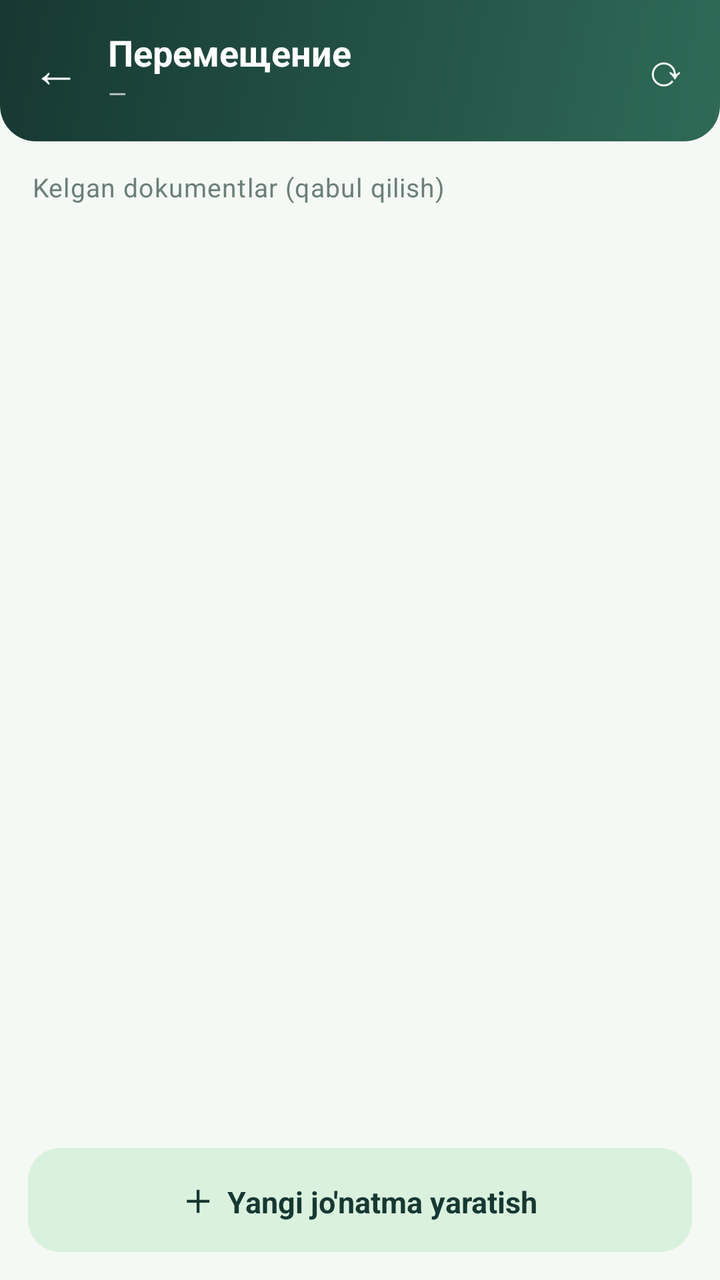
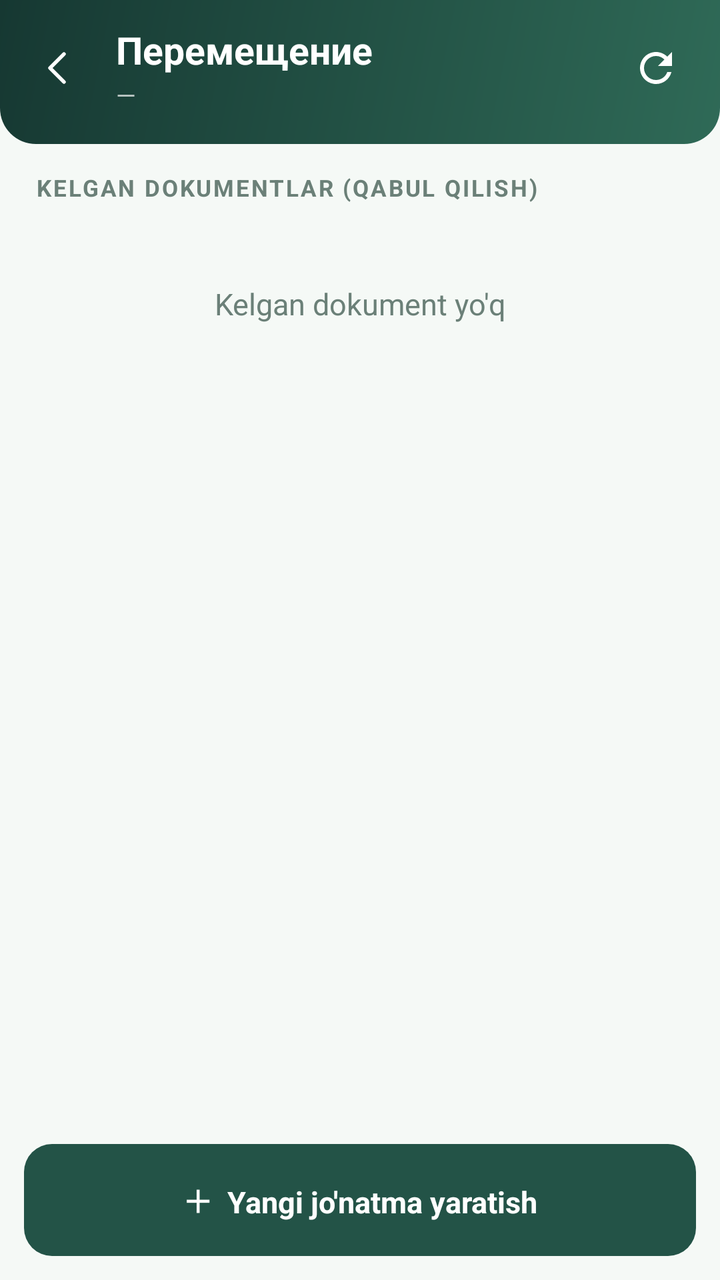

The first picture is an Android layout as it rendered before a commit; the second is the same layout after the commit. The layout source and the unified diff follow.
<!-- AndroidManifest.xml: application theme Theme.SevimliTZD -->
<!-- res/layout/activity_move_inbox.xml -->
<?xml version="1.0" encoding="utf-8"?>
<LinearLayout xmlns:android="http://schemas.android.com/apk/res/android"
    xmlns:app="http://schemas.android.com/apk/res-auto"
    android:layout_width="match_parent"
    android:layout_height="match_parent"
    android:orientation="vertical"
    android:background="@color/bg_light">

    <LinearLayout
        android:layout_width="match_parent"
        android:layout_height="wrap_content"
        android:orientation="horizontal"
        android:gravity="center_vertical"
        android:background="@drawable/bg_header"
        android:paddingStart="16dp"
        android:paddingEnd="16dp"
        android:paddingTop="14dp"
        android:paddingBottom="16dp">

        <TextView
            android:id="@+id/btnBack"
            android:layout_width="wrap_content"
            android:layout_height="wrap_content"
            android:text="←"
            android:textColor="@color/white"
            android:textSize="24sp"
            android:paddingEnd="14dp" />

        <LinearLayout
            android:layout_width="0dp"
            android:layout_height="wrap_content"
            android:layout_weight="1"
            android:orientation="vertical">

            <TextView
                android:layout_width="wrap_content"
                android:layout_height="wrap_content"
                android:text="Перемещение"
                android:textColor="@color/white"
                android:textSize="18sp"
                android:textStyle="bold" />

            <TextView
                android:id="@+id/headerStore"
                android:layout_width="wrap_content"
                android:layout_height="wrap_content"
                android:text="—"
                android:textColor="@color/white70"
                android:textSize="12sp" />
        </LinearLayout>

        <TextView
            android:id="@+id/btnRefresh"
            android:layout_width="wrap_content"
            android:layout_height="wrap_content"
            android:text="⟳"
            android:textColor="@color/white"
            android:textSize="22sp" />
    </LinearLayout>

    <TextView
        android:layout_width="wrap_content"
        android:layout_height="wrap_content"
        android:layout_marginStart="16dp"
        android:layout_marginTop="14dp"
        android:layout_marginBottom="4dp"
        android:text="Kelgan dokumentlar (qabul qilish)"
        android:textColor="@color/text_gray"
        android:textSize="13sp"
        android:letterSpacing="0.03" />

    <ProgressBar
        android:id="@+id/loading"
        android:layout_width="30dp"
        android:layout_height="30dp"
        android:layout_gravity="center_horizontal"
        android:layout_marginTop="20dp"
        android:indeterminateTint="@color/brand"
        android:visibility="gone" />

    <TextView
        android:id="@+id/emptyHint"
        android:layout_width="match_parent"
        android:layout_height="wrap_content"
        android:gravity="center"
        android:padding="30dp"
        android:text="Kelgan dokument yo'q"
        android:textColor="@color/text_gray"
        android:textSize="15sp"
        android:visibility="gone" />

    <ScrollView
        android:layout_width="match_parent"
        android:layout_height="0dp"
        android:layout_weight="1"
        android:overScrollMode="never">

        <LinearLayout
            android:id="@+id/list"
            android:layout_width="match_parent"
            android:layout_height="wrap_content"
            android:orientation="vertical"
            android:padding="12dp" />
    </ScrollView>

    <LinearLayout
        android:id="@+id/btnNew"
        android:layout_width="match_parent"
        android:layout_height="wrap_content"
        android:layout_margin="14dp"
        android:orientation="horizontal"
        android:gravity="center"
        android:background="@drawable/bg_action"
        android:clickable="true"
        android:focusable="true"
        android:paddingTop="15dp"
        android:paddingBottom="15dp">

        <TextView
            android:layout_width="wrap_content"
            android:layout_height="wrap_content"
            android:text="＋  Yangi jo'natma yaratish"
            android:textColor="@color/brand_dark"
            android:textSize="15sp"
            android:textStyle="bold" />
    </LinearLayout>
</LinearLayout>
<!-- resources referenced by this layout -->
<resources>
  <color name="bg_light">#F5F9F6</color>
  <color name="brand">#235347</color>
  <color name="brand_dark">#163832</color>
  <color name="text_gray">#6B8078</color>
  <color name="white">#FFFFFF</color>
  <color name="white70">#B3FFFFFF</color>
  <!-- drawable bg_action (drawable) -->
  <ripple xmlns:android="http://schemas.android.com/apk/res/android" android:color="#33820000">
      <item>
          <shape android:shape="rectangle">
              <solid android:color="@color/brand_tint" />
              <corners android:radius="16dp" />
          </shape>
      </item>
  </ripple>
  <color name="brand_tint">#DAF1DE</color>
  <color name="brand_soft">#2F6A57</color>
  <!-- drawable j_dialog_bg (drawable) -->
  <?xml version="1.0" encoding="utf-8"?>
  <shape xmlns:android="http://schemas.android.com/apk/res/android" android:shape="rectangle">
      <solid android:color="@color/white"/>
      <corners android:radius="20dp"/>
  </shape>
  <color name="text_dark">#051F20</color>
  <style name="JamlovDialogTitle" parent="android:TextAppearance.Material.DialogWindowTitle">
          <item name="android:textSize">19sp</item>
          <item name="android:textStyle">bold</item>
          <item name="android:textColor">@color/text_dark</item>
      </style>
  <style name="JamlovDialogBtn" parent="android:Widget.Material.Button.Borderless.Colored">
          <item name="android:textColor">@color/brand</item>
          <item name="android:textSize">16sp</item>
          <item name="android:textStyle">bold</item>
          <item name="android:textAllCaps">false</item>
          <item name="android:minHeight">52dp</item>
          <item name="android:minWidth">92dp</item>
      </style>
  <!-- unchanged entries left out for length: 3 -->
</resources>

<!-- the commit's change to res/layout/activity_move_inbox.xml (unified diff, before → after) -->
@@ -12,69 +12,63 @@
         android:orientation="horizontal"
         android:gravity="center_vertical"
         android:background="@drawable/bg_header"
-        android:paddingStart="16dp"
-        android:paddingEnd="16dp"
-        android:paddingTop="14dp"
-        android:paddingBottom="16dp">
+        android:paddingStart="6dp"
+        android:paddingEnd="8dp"
+        android:paddingTop="10dp"
+        android:paddingBottom="14dp">
 
-        <TextView
+        <ImageView
             android:id="@+id/btnBack"
-            android:layout_width="wrap_content"
-            android:layout_height="wrap_content"
-            android:text="←"
-            android:textColor="@color/white"
-            android:textSize="24sp"
-            android:paddingEnd="14dp" />
+            android:layout_width="48dp"
+            android:layout_height="48dp"
+            android:padding="12dp"
+            android:src="@drawable/j_ic_back"
+            app:tint="@color/white"
+            android:background="?attr/selectableItemBackgroundBorderless"
+            android:contentDescription="Orqaga" />
 
         <LinearLayout
             android:layout_width="0dp"
             android:layout_height="wrap_content"
             android:layout_weight="1"
+            android:layout_marginStart="4dp"
             android:orientation="vertical">
 
             <TextView
-                android:layout_width="wrap_content"
-                android:layout_height="wrap_content"
-                android:text="Перемещение"
-                android:textColor="@color/white"
-                android:textSize="18sp"
-                android:textStyle="bold" />
+                style="@style/J.HeadTitle"
+                android:text="Перемещение" />
 
             <TextView
                 android:id="@+id/headerStore"
-                android:layout_width="wrap_content"
-                android:layout_height="wrap_content"
-                android:text="—"
-                android:textColor="@color/white70"
-                android:textSize="12sp" />
+                style="@style/J.HeadSub"
+                android:layout_marginTop="1dp"
+                android:text="—" />
         </LinearLayout>
 
-        <TextView
+        <ImageView
             android:id="@+id/btnRefresh"
-            android:layout_width="wrap_content"
-            android:layout_height="wrap_content"
-            android:text="⟳"
-            android:textColor="@color/white"
-            android:textSize="22sp" />
+            android:layout_width="48dp"
+            android:layout_height="48dp"
+            android:padding="12dp"
+            android:src="@drawable/ic_refresh"
+            app:tint="@color/white"
+            android:background="?attr/selectableItemBackgroundBorderless"
+            android:contentDescription="Yangilash" />
     </LinearLayout>
 
     <TextView
-        android:layout_width="wrap_content"
-        android:layout_height="wrap_content"
-        android:layout_marginStart="16dp"
+        style="@style/J.Sec"
+        android:layout_marginStart="18dp"
         android:layout_marginTop="14dp"
-        android:layout_marginBottom="4dp"
-        android:text="Kelgan dokumentlar (qabul qilish)"
-        android:textColor="@color/text_gray"
-        android:textSize="13sp"
-        android:letterSpacing="0.03" />
+        android:layout_marginBottom="6dp"
+        android:text="Kelgan dokumentlar (qabul qilish)" />
 
     <ProgressBar
         android:id="@+id/loading"
         android:layout_width="30dp"
         android:layout_height="30dp"
         android:layout_gravity="center_horizontal"
-        android:layout_marginTop="20dp"
+        android:layout_margin="12dp"
         android:indeterminateTint="@color/brand"
         android:visibility="gone" />
 
@@ -83,11 +77,10 @@
         android:layout_width="match_parent"
         android:layout_height="wrap_content"
         android:gravity="center"
-        android:padding="30dp"
+        android:padding="34dp"
         android:text="Kelgan dokument yo'q"
         android:textColor="@color/text_gray"
-        android:textSize="15sp"
-        android:visibility="gone" />
+        android:textSize="15sp" />
 
     <ScrollView
         android:layout_width="match_parent"
@@ -100,28 +93,39 @@
             android:layout_width="match_parent"
             android:layout_height="wrap_content"
             android:orientation="vertical"
-            android:padding="12dp" />
+            android:paddingStart="14dp"
+            android:paddingEnd="14dp"
+            android:paddingBottom="14dp" />
     </ScrollView>
 
     <LinearLayout
-        android:id="@+id/btnNew"
         android:layout_width="match_parent"
         android:layout_height="wrap_content"
-        android:layout_margin="14dp"
         android:orientation="horizontal"
-        android:gravity="center"
-        android:background="@drawable/bg_action"
-        android:clickable="true"
-        android:focusable="true"
-        android:paddingTop="15dp"
-        android:paddingBottom="15dp">
+        android:layout_marginStart="12dp"
+        android:layout_marginEnd="12dp"
+        android:layout_marginTop="8dp"
+        android:layout_marginBottom="12dp">
 
-        <TextView
-            android:layout_width="wrap_content"
-            android:layout_height="wrap_content"
-            android:text="＋  Yangi jo'natma yaratish"
-            android:textColor="@color/brand_dark"
-            android:textSize="15sp"
-            android:textStyle="bold" />
+        <LinearLayout
+            android:id="@+id/btnNew"
+            android:layout_width="0dp"
+            android:layout_height="56dp"
+            android:layout_weight="1"
+            android:orientation="horizontal"
+            android:gravity="center"
+            android:background="@drawable/j_btn_primary"
+            android:clickable="true"
+            android:focusable="true">
+
+            <TextView
+                android:id="@+id/btnNewLbl"
+                android:layout_width="wrap_content"
+                android:layout_height="wrap_content"
+                android:text="＋  Yangi jo'natma yaratish"
+                android:textColor="@color/white"
+                android:textSize="15sp"
+                android:textStyle="bold" />
+        </LinearLayout>
     </LinearLayout>
 </LinearLayout>
<!-- resource entries referenced after the edit -->
@@ -5,17 +5,52 @@
   <color name="brand_dark">#163832</color>
   <color name="text_gray">#6B8078</color>
   <color name="white">#FFFFFF</color>
+  <!-- drawable ic_refresh (drawable) -->
+  <vector xmlns:android="http://schemas.android.com/apk/res/android"
+      android:width="24dp"
+      android:height="24dp"
+      android:viewportWidth="24"
+      android:viewportHeight="24">
+      <path
+          android:fillColor="#FFFFFF"
+          android:pathData="M17.65,6.35C16.2,4.9 14.21,4 12,4c-4.42,0 -7.99,3.58 -7.99,8s3.57,8 7.99,8c3.73,0 6.84,-2.55 7.73,-6h-2.08c-0.82,2.33 -3.04,4 -5.65,4 -3.31,0 -6,-2.69 -6,-6s2.69,-6 6,-6c1.66,0 3.14,0.69 4.22,1.78L13,11h7V4l-2.35,2.35z" />
+  </vector>
+  <!-- drawable j_btn_primary (drawable) -->
+  <?xml version="1.0" encoding="utf-8"?>
+  <shape xmlns:android="http://schemas.android.com/apk/res/android" android:shape="rectangle">
+      <solid android:color="@color/brand"/>
+      <corners android:radius="14dp"/>
+  </shape>
+  <!-- drawable j_ic_back (drawable) -->
+  <vector xmlns:android="http://schemas.android.com/apk/res/android"
+      android:width="24dp" android:height="24dp"
+      android:viewportWidth="24" android:viewportHeight="24"
+      android:tint="@color/brand">
+      <path android:pathData="M14,5 L7,12 L14,19" android:strokeColor="#FF000000" android:strokeWidth="1.8" android:strokeLineCap="round" android:strokeLineJoin="round" android:fillColor="#00000000"/>
+  </vector>
+  <style name="J.HeadSub" parent="">
+          <item name="android:layout_width">wrap_content</item>
+          <item name="android:layout_height">wrap_content</item>
+          <item name="android:textSize">12.5sp</item>
+          <item name="android:textColor">@color/white70</item>
+      </style>
+  <style name="J.HeadTitle" parent="">
+          <item name="android:layout_width">wrap_content</item>
+          <item name="android:layout_height">wrap_content</item>
+          <item name="android:textSize">19sp</item>
+          <item name="android:textStyle">bold</item>
+          <item name="android:textColor">@color/white</item>
+      </style>
+  <style name="J.Sec" parent="">
+          <item name="android:layout_width">wrap_content</item>
+          <item name="android:layout_height">wrap_content</item>
+          <item name="android:textSize">11.5sp</item>
+          <item name="android:textStyle">bold</item>
+          <item name="android:textAllCaps">true</item>
+          <item name="android:letterSpacing">0.08</item>
+          <item name="android:textColor">@color/text_gray</item>
+      </style>
   <color name="white70">#B3FFFFFF</color>
-  <!-- drawable bg_action (drawable) -->
-  <ripple xmlns:android="http://schemas.android.com/apk/res/android" android:color="#33820000">
-      <item>
-          <shape android:shape="rectangle">
-              <solid android:color="@color/brand_tint" />
-              <corners android:radius="16dp" />
-          </shape>
-      </item>
-  </ripple>
-  <color name="brand_tint">#DAF1DE</color>
   <color name="brand_soft">#2F6A57</color>
   <!-- drawable j_dialog_bg (drawable) -->
   <?xml version="1.0" encoding="utf-8"?>
